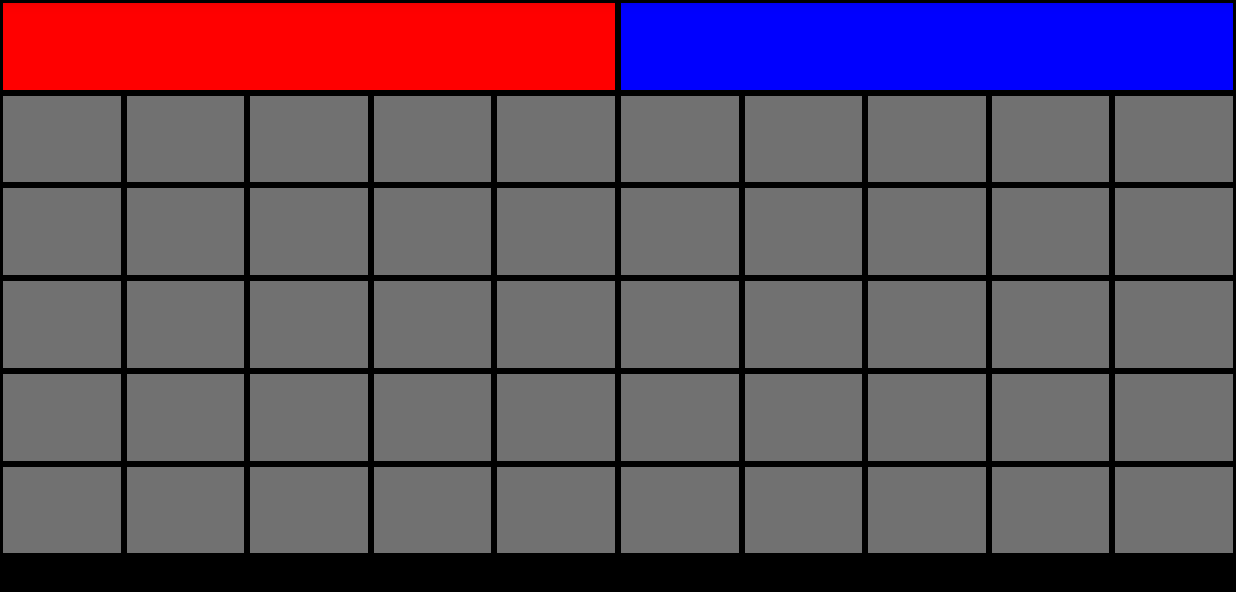
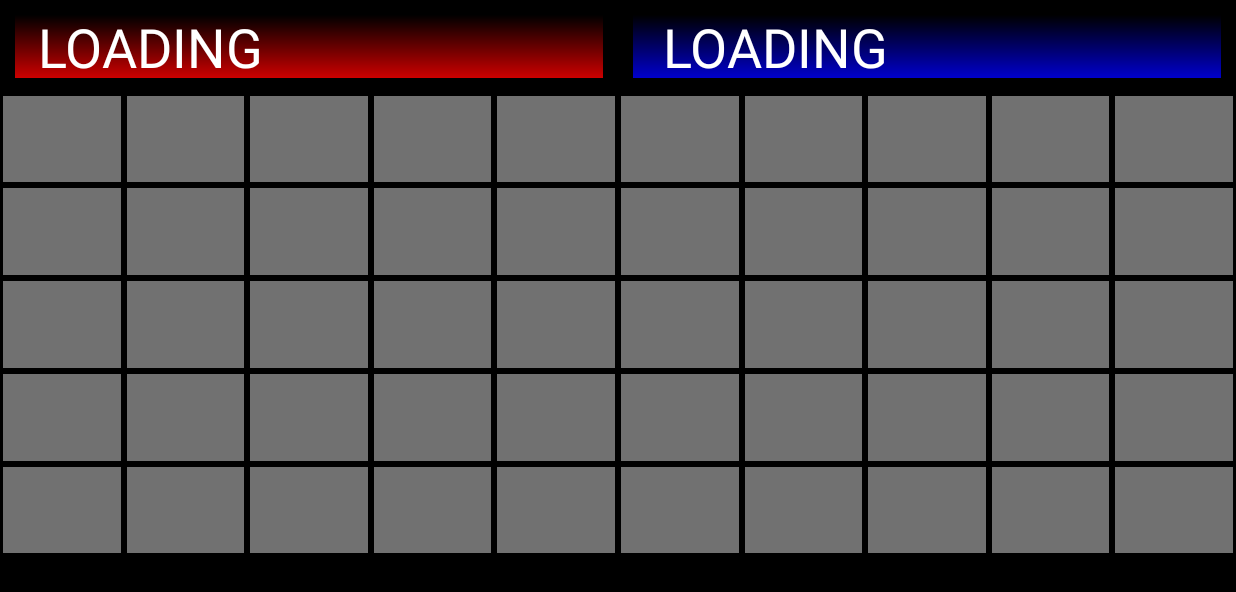
Before and after one commit to acid8x/NodeJS_Terraria_Android, an Android app: the screen it shows after launch (MainActivity), on a phone screen of 824 x 412 dp (held sideways). Shown: the top 592 px of the screen. Run offline under Robolectric (Android 15) with nearby library versions, the phone set to English and light mode, and no system bars; libraries missing offline, so code that uses them is left out: io.socket.client, io.socket.emitter; 7 statements that could not run were skipped.

Commit message:
item move and use working, gradient progress health bar

```diff
--- a/Android App/app/src/main/java/com/example/acid8xtreme/socket_io_example/MainActivity.java
+++ b/Android App/app/src/main/java/com/example/acid8xtreme/socket_io_example/MainActivity.java
@@ -4,30 +4,28 @@ import android.content.pm.ActivityInfo;
 import android.graphics.Bitmap;
 import android.graphics.BitmapFactory;
 import android.graphics.Color;
-import android.graphics.Point;
 import android.graphics.drawable.BitmapDrawable;
 import android.os.Bundle;
 import android.os.Handler;
 import android.os.Message;
-import android.support.constraint.ConstraintLayout;
 import android.support.v4.app.FragmentActivity;
 import android.util.Base64;
-import android.view.Display;
-import android.view.MotionEvent;
 import android.view.View;
-import android.view.ViewGroup;
 import android.view.WindowManager;
+import android.widget.ProgressBar;
 import android.widget.TextView;
 
 public class MainActivity extends FragmentActivity implements View.OnClickListener {
 
     public TextView[] slots;
-    public static TextView hp = null, mp = null;
-    public static int hhp = 0, mmp = 0;
+    public ProgressBar hp = null, mp = null;
+    public TextView tvHp = null, tvMp = null;
+    public int hhp = 0, mmp = 0;
     private MainFragment mainFragment = null;
     private boolean landscape;
     private int activityInfo, width, selected = -1;
     public double len = -1;
+    public long timer = 0;
 
     private final Handler mHandler = new Handler() {
         @Override
@@ -75,16 +73,17 @@ public class MainActivity extends FragmentActivity implements View.OnClickListen
                     runOnUiThread(new Runnable() {
                         @Override
                         public void run() {
-                            int hhp = msg.getData().getInt("HP");
-                            int mmp = msg.getData().getInt("MP");
-                            ViewGroup.LayoutParams params = hp.getLayoutParams();
-                            params.width = hhp;
-                            hp.setLayoutParams(params);
-                            params = mp.getLayoutParams();
-                            params.width = mmp;
-                            mp.setLayoutParams(params);
-                            hp.setText(""+hhp);
-                            mp.setText(""+mmp);
+                            int hhp = 0, mmp = 0;
+                            int[] val = msg.getData().getIntArray("PLAYERINFO");
+                            if (val != null) {
+                                hhp = (val[0]*100) / val[1];
+                                mmp = (val[2]*100) / val[3];
+
+                                tvHp.setText("" + val[0] + " / " + val[1]);
+                                tvMp.setText("" + val[2] + " / " + val[3]);
+                            }
+                            hp.setProgress(hhp);
+                            mp.setProgress(mmp);
                         }
                     });
                     break;
@@ -107,10 +106,6 @@ public class MainActivity extends FragmentActivity implements View.OnClickListen
         }
         super.onCreate(savedInstanceState);
         setContentView(R.layout.activity_main);
-        Display display = getWindowManager().getDefaultDisplay();
-        Point size = new Point();
-        display.getSize(size);
-        width = size.x/23;
         loadTextViewArray();
         getWindow().addFlags(WindowManager.LayoutParams.FLAG_KEEP_SCREEN_ON);
         if (savedInstanceState == null) {
@@ -137,6 +132,7 @@ public class MainActivity extends FragmentActivity implements View.OnClickListen
         if (selected == -1) {
             for (int i = 0; i < 50; i++) {
                 if (slots[i] == v) {
+                    timer = now();
                     selected = i;
                     break;
                 }
@@ -144,11 +140,17 @@ public class MainActivity extends FragmentActivity implements View.OnClickListen
         } else {
             for (int i = 0; i < 50; i++) {
                 if (slots[i] == v) {
-                    mainFragment.attemptSend("move", "" + selected + "," + i);
+                    if (selected != i) mainFragment.attemptSend("move", "" + selected + "," + i);
+                    else if (now() - 500 < timer) mainFragment.attemptSend("use", "" + selected);
                     break;
                 }
             }
+            selected = -1;
         }
+    }
+
+    public long now() {
+        return System.currentTimeMillis();
     }
 
     private void loadTextViewArray() {
@@ -203,8 +205,10 @@ public class MainActivity extends FragmentActivity implements View.OnClickListen
         slots[47] = (TextView) findViewById(R.id.tv47);
         slots[48] = (TextView) findViewById(R.id.tv48);
         slots[49] = (TextView) findViewById(R.id.tv49);
-        hp = (TextView) findViewById(R.id.hp);
-        mp = (TextView) findViewById(R.id.mp);
+        hp = (ProgressBar) findViewById(R.id.hp);
+        mp = (ProgressBar) findViewById(R.id.mp);
+        tvHp = (TextView) findViewById(R.id.tvHp);
+        tvMp = (TextView) findViewById(R.id.tvMp);
 
         for (int i = 0; i < 50; i++) slots[i].setOnClickListener(this);
     }
--- a/Android App/app/src/main/java/com/example/acid8xtreme/socket_io_example/MainFragment.java
+++ b/Android App/app/src/main/java/com/example/acid8xtreme/socket_io_example/MainFragment.java
@@ -104,19 +104,16 @@ public class MainFragment extends Fragment {
                 @Override
                 public void run() {
                     String message = (String) args[0];
-                    int hp = 0, mp = 0;
-                    boolean first = true;
+                    int index = 0;
+                    int[] val = {0,0,0,0};
                     char[] array = message.toCharArray();
                     for (char c : array) {
-                        if (c == ',') first = false;
-                        else if (first) hp = (hp*10)+(c-48);
-                        else mp = (mp*10)+(c-48);
+                        if (c > 47 && c < 58) val[index] = (val[index] * 10) + (c-48);
+                        else index++;
                     }
                     Message SocketMsg = mHandler.obtainMessage(Constants.MESSAGE_PLAYER_INFO);
                     Bundle bundle = new Bundle();
-                    bundle.putString("MESSAGE", message);
-                    bundle.putInt("HP", hp);
-                    bundle.putInt("MP", mp);
+                    bundle.putIntArray("PLAYERINFO", val);
                     SocketMsg.setData(bundle);
                     mHandler.sendMessage(SocketMsg);
                 }
--- /dev/null
+++ b/Android App/app/src/main/res/drawable/progress_hp.xml
@@ -0,0 +1,16 @@
+<?xml version="1.0" encoding="utf-8"?>
+<layer-list xmlns:android="http://schemas.android.com/apk/res/android" >
+
+    <item>
+        <shape>
+            <gradient
+                android:angle="45"
+                android:endColor="#c000"
+                android:startColor="#cf00"
+                android:useLevel="true" />
+
+        </shape>
+    </item>
+
+
+</layer-list>
--- /dev/null
+++ b/Android App/app/src/main/res/drawable/progress_mp.xml
@@ -0,0 +1,16 @@
+<?xml version="1.0" encoding="utf-8"?>
+<layer-list xmlns:android="http://schemas.android.com/apk/res/android" >
+
+    <item>
+        <shape>
+            <gradient
+                android:angle="45"
+                android:endColor="#c000"
+                android:startColor="#c00f"
+                android:useLevel="true" />
+
+        </shape>
+    </item>
+
+
+</layer-list>
--- a/Android App/app/src/main/res/layout/activity_main.xml
+++ b/Android App/app/src/main/res/layout/activity_main.xml
@@ -8,34 +8,62 @@
     android:background="#f000"
     tools:context="com.example.acid8xtreme.socket_io_example.MainActivity">
 
-    <TextView
+    <ProgressBar
         android:id="@+id/hp"
+        style="?android:attr/progressBarStyleHorizontal"
         android:layout_width="0dp"
         android:layout_height="0dp"
-        android:layout_margin="2dp"
-        android:background="#f00"
-        android:gravity="bottom|start"
-        android:textAlignment="gravity"
-        android:textColor="#afff"
-        android:textSize="36sp"
+        android:layout_margin="10dp"
+        android:max="100"
+        android:progress="0"
+        android:progressDrawable="@drawable/progress_hp"
         app:layout_constraintBottom_toTopOf="@+id/guideline1"
         app:layout_constraintLeft_toLeftOf="parent"
         app:layout_constraintRight_toLeftOf="@+id/mp"
         app:layout_constraintTop_toTopOf="parent"/>
 
     <TextView
-        android:id="@+id/mp"
+        android:id="@+id/tvHp"
         android:layout_width="0dp"
         android:layout_height="0dp"
-        android:layout_margin="2dp"
-        android:background="#00f"
-        android:gravity="bottom|start"
+        android:textColor="#fff"
+        android:textSize="36sp"
+        android:layout_marginStart="25dp"
+        android:text="LOADING"
+        android:gravity="center_vertical|start"
         android:textAlignment="gravity"
-        android:textColor="#afff"
+        app:layout_constraintBottom_toTopOf="@+id/guideline1"
+        app:layout_constraintLeft_toLeftOf="parent"
+        app:layout_constraintRight_toLeftOf="@+id/mp"
+        app:layout_constraintTop_toTopOf="parent"/>
+
+    <ProgressBar
+        android:id="@+id/mp"
+        style="?android:attr/progressBarStyleHorizontal"
+        android:layout_width="0dp"
+        android:layout_height="0dp"
+        android:layout_margin="10dp"
+        android:max="100"
+        android:progress="0"
+        android:progressDrawable="@drawable/progress_mp"
+        app:layout_constraintBottom_toTopOf="@+id/guideline1"
+        app:layout_constraintLeft_toRightOf="@+id/hp"
+        app:layout_constraintRight_toRightOf="parent"
+        app:layout_constraintTop_toTopOf="parent"/>
+
+    <TextView
+        android:id="@+id/tvMp"
+        android:layout_width="0dp"
+        android:layout_height="0dp"
+        android:textColor="#fff"
         android:textSize="36sp"
+        android:layout_marginStart="40dp"
+        android:text="LOADING"
+        android:gravity="center_vertical|start"
+        android:textAlignment="gravity"
         app:layout_constraintBottom_toTopOf="@+id/guideline1"
+        app:layout_constraintLeft_toRightOf="@+id/hp"
         app:layout_constraintRight_toRightOf="parent"
-        app:layout_constraintLeft_toRightOf="@+id/hp"
         app:layout_constraintTop_toTopOf="parent"/>
 
     <TextView
```
Also changed, not shown: 1 other file.
